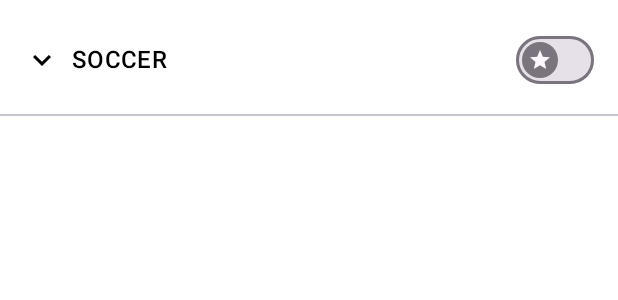
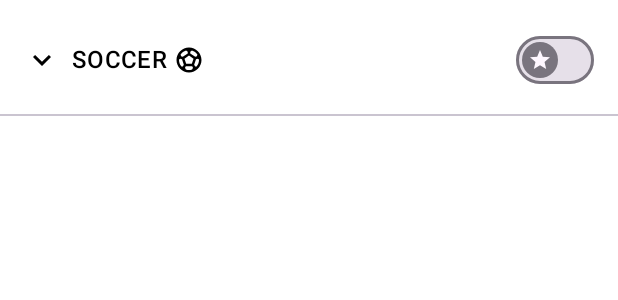
Before and after one commit to MFelipe96/SportsEvents, an Android app built with Jetpack Compose: the @Preview function SportSectionPreview, on a phone screen of 412 x 824 dp. Shown: the top 300 px of the screen. Run offline under Robolectric (Android 15) with nearby library versions, the phone set to English and light mode, and no system bars.

Commit message:
Add icon to each sport

```diff
--- a/app/src/main/java/com/mypackage/sportsevents/presentation/ui/components/SportSection.kt
+++ b/app/src/main/java/com/mypackage/sportsevents/presentation/ui/components/SportSection.kt
@@ -7,10 +7,21 @@ import androidx.compose.foundation.layout.*
 import androidx.compose.material.icons.Icons
 import androidx.compose.material.icons.filled.KeyboardArrowDown
 import androidx.compose.material.icons.filled.KeyboardArrowUp
+import androidx.compose.material.icons.filled.Sports
+import androidx.compose.material.icons.filled.SportsBar
+import androidx.compose.material.icons.filled.SportsBasketball
+import androidx.compose.material.icons.filled.SportsEsports
+import androidx.compose.material.icons.filled.SportsHandball
+import androidx.compose.material.icons.filled.SportsHockey
+import androidx.compose.material.icons.filled.SportsScore
+import androidx.compose.material.icons.filled.SportsSoccer
+import androidx.compose.material.icons.filled.SportsTennis
+import androidx.compose.material.icons.filled.SportsVolleyball
 import androidx.compose.material.icons.filled.Star
 import androidx.compose.material3.*
 import androidx.compose.runtime.*
 import androidx.compose.ui.Modifier
+import androidx.compose.ui.graphics.vector.ImageVector
 import androidx.compose.ui.tooling.preview.Preview
 import androidx.compose.ui.unit.dp
 import com.mypackage.sportsevents.domain.model.Sport
@@ -47,6 +58,11 @@ fun SportSection(
             Text(
                 text = sport.name,
                 style = MaterialTheme.typography.titleMedium
+            )
+            Icon(
+                imageVector = getSportIcon(sport.id),
+                contentDescription = null,
+                modifier = Modifier.size(28.dp).padding(4.dp),
             )
             Spacer(modifier = Modifier.weight(1f))
             ShowFavoritesButton(isFavoriteFilterEnabled, onFavoriteToggleChange)
@@ -88,6 +104,22 @@ fun ShowFavoritesButton(isFavoriteFilterEnabled: Boolean, onFavoriteToggleChange
         )
     }
 }
+
+fun getSportIcon(sportId: String): ImageVector {
+    return when (sportId.lowercase()) {
+        "foot", "futs" -> Icons.Default.SportsSoccer
+        "bask" -> Icons.Default.SportsBasketball
+        "tabl", "tenn" -> Icons.Default.SportsTennis
+        "voll" -> Icons.Default.SportsVolleyball
+        "esps" -> Icons.Default.SportsEsports
+        "iceh" -> Icons.Default.SportsHockey
+        "hand" -> Icons.Default.SportsHandball
+        "snoo" -> Icons.Default.SportsBar
+        "dart" -> Icons.Default.SportsScore
+        else -> Icons.Default.Sports
+    }
+}
+
 @Preview(showBackground = true)
 @Composable
 fun SportSectionPreview() {
```
